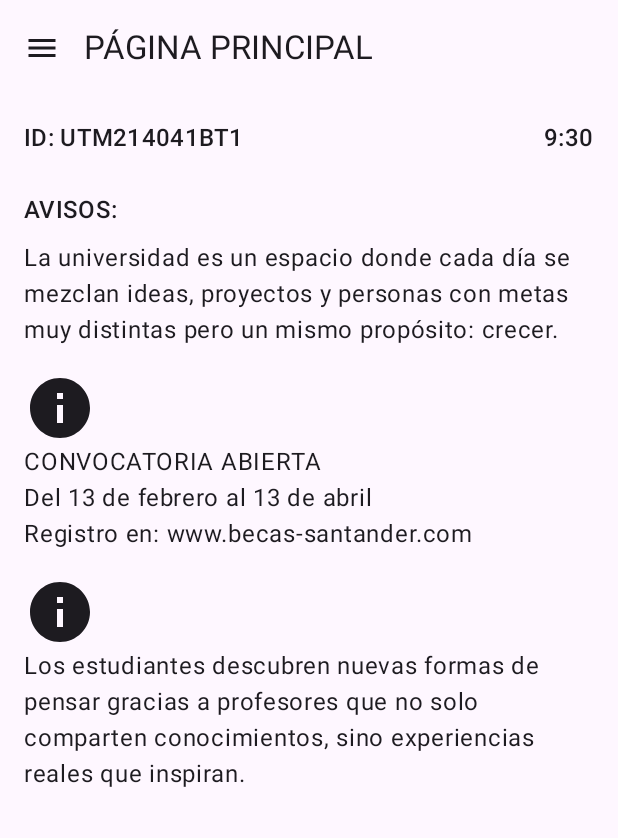
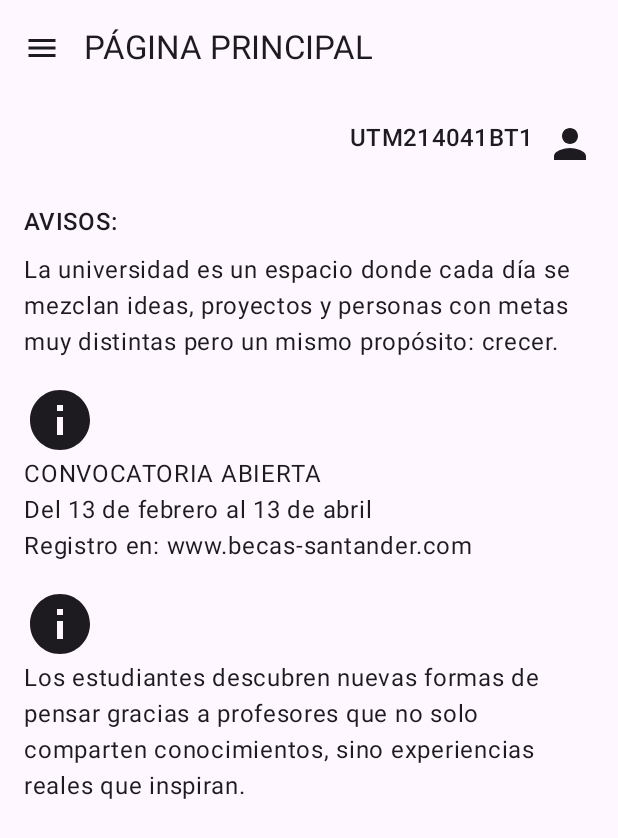
Before and after one commit to GustavoAML/AppSigo, an Android app built with Jetpack Compose: the MainActivity screen opened directly, with no data from a screen before it, on a phone screen of 412 x 824 dp. Shown: the top 838 px of the screen. Run offline under Robolectric (Android 15) with nearby library versions, the phone set to English and light mode, and no system bars.

Commit message:
se agregó el boton de cerrar sesión y se implemento el boton para visualisar y ocultar la contraseña

```diff
--- a/app/src/main/java/com/example/appsigo/ui/main/MainActivity.kt
+++ b/app/src/main/java/com/example/appsigo/ui/main/MainActivity.kt
@@ -1,5 +1,6 @@
 package com.example.appsigo.ui.main
 
+import android.content.Intent
 import android.os.Bundle
 import androidx.activity.ComponentActivity
 import androidx.activity.compose.setContent
@@ -7,6 +8,7 @@ import androidx.compose.foundation.layout.*
 import androidx.compose.material.icons.Icons
 import androidx.compose.material.icons.filled.Info
 import androidx.compose.material.icons.filled.Menu
+import androidx.compose.material.icons.filled.Person
 import androidx.compose.material3.*
 import androidx.compose.runtime.*
 import androidx.compose.ui.Modifier
@@ -14,6 +16,7 @@ import androidx.compose.ui.unit.dp
 import com.example.appsigo.SigoLoginApplication
 import com.example.appsigo.ui.historial.HistorialScreen
 import com.example.appsigo.ui.login.LocalApp
+import com.example.appsigo.ui.login.LoginActivity
 import com.example.appsigo.ui.perfil.PerfilScreen
 import kotlinx.coroutines.launch
 
@@ -57,6 +60,17 @@ class MainActivity : ComponentActivity() {
                                         scope.launch { drawerState.close() }
                                     }
                                 )
+                                Spacer(Modifier.height(24.dp))
+                                NavigationDrawerItem(
+                                    label = { Text("CERRAR SESIÓN") },
+                                    selected = false,
+                                    onClick = {
+                                        scope.launch { drawerState.close() }
+                                        val intent = Intent(this@MainActivity, LoginActivity::class.java)
+                                        startActivity(intent)
+                                        finish()
+                                    }
+                                )
                             }
                         }
                     ) {
@@ -79,12 +93,21 @@ class MainActivity : ComponentActivity() {
                                     .padding(padding)
                                     .padding(16.dp)
                             ) {
+                                // Matricula + icono juntos en el lado derecho
                                 Row(
                                     Modifier.fillMaxWidth(),
                                     horizontalArrangement = Arrangement.SpaceBetween
                                 ) {
-                                    Text("ID: UTM214041BT1", style = MaterialTheme.typography.titleMedium)
-                                    Text("9:30", style = MaterialTheme.typography.titleMedium)
+                                    Spacer(Modifier.width(1.dp)) // lado izquierdo vacío
+                                    Row {
+                                        Text("UTM214041BT1", style = MaterialTheme.typography.titleMedium)
+                                        Spacer(Modifier.width(8.dp))
+                                        Icon(
+                                            imageVector = Icons.Default.Person,
+                                            contentDescription = "Perfil",
+                                            modifier = Modifier.size(32.dp)
+                                        )
+                                    }
                                 }
 
                                 Spacer(Modifier.height(24.dp))
```
Also changed, not shown: app/build.gradle.kts (+31 -25 lines), app/src/main/java/com/example/appsigo/ui/login/WelcomeScreen.kt (+18 -21 lines).
